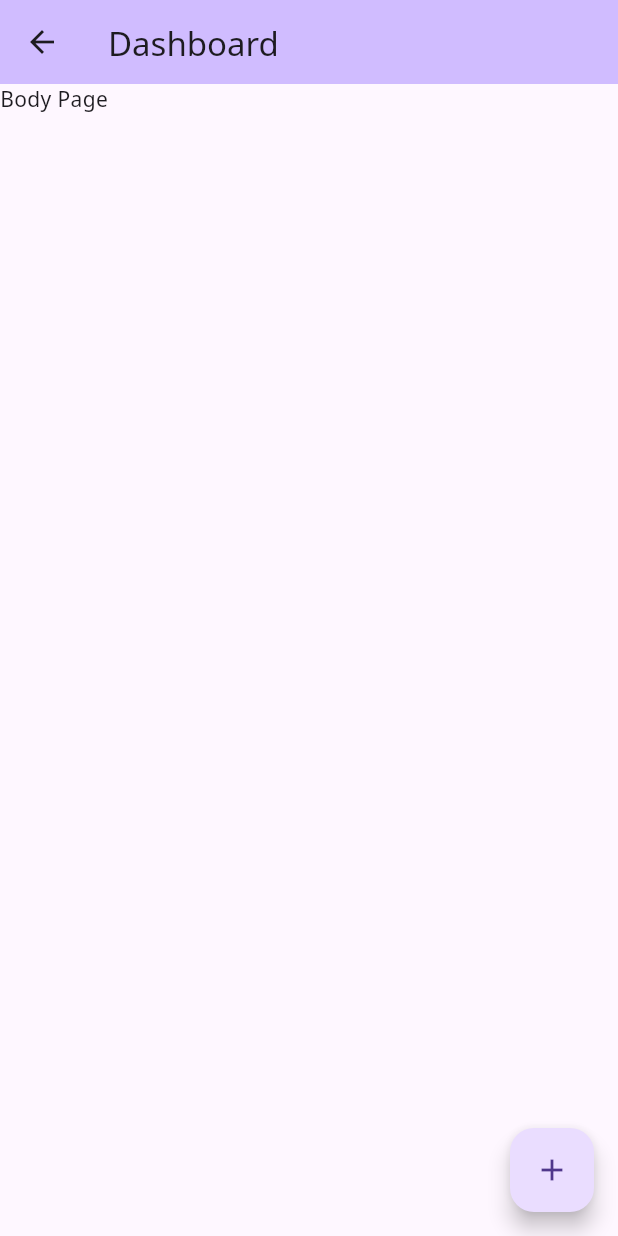
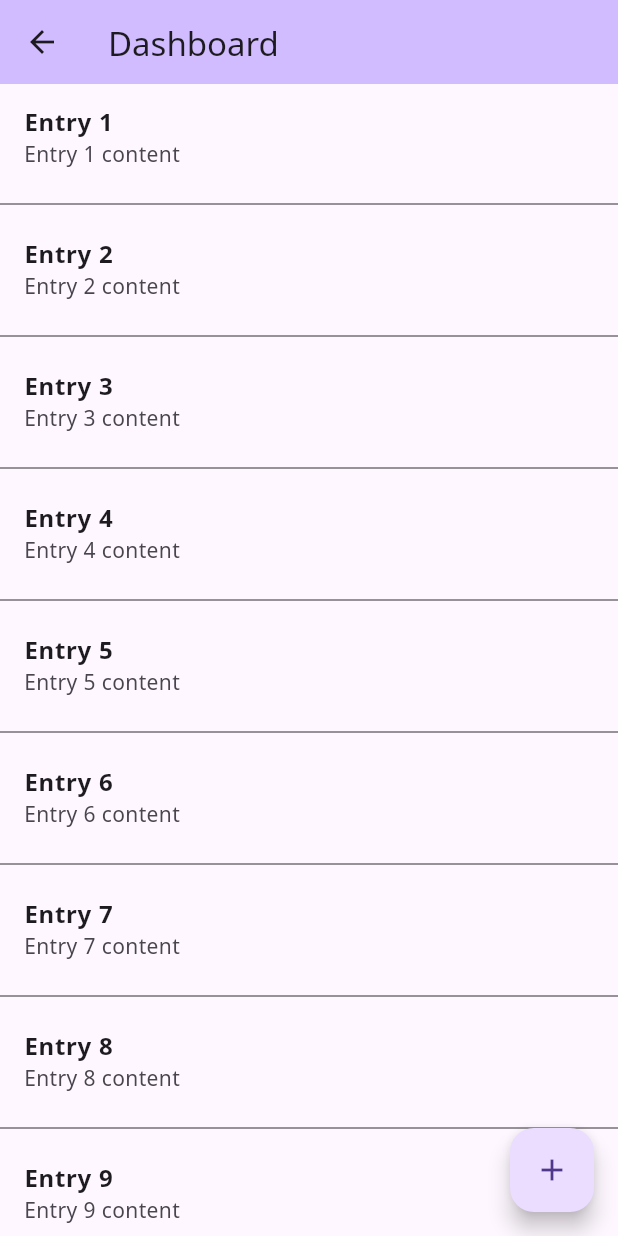
Before and after one commit to nethzsumang/journal_app, a Flutter app: the EntryListPage screen opened by its route, on a phone screen of 412 x 824 dp. Run offline on Flutter 3.47's test engine with Material 3 defaults, Android fonts, the phone set to English and light mode, and no system bars; our stand-ins replace go_router, google_fonts.

Commit message:
wip: dismissible list

```diff
--- /dev/null
+++ b/lib/models/entry_model.dart
@@ -0,0 +1,8 @@
+class EntryModel {
+  final int entryId;
+  final String title;
+  final String content;
+
+  EntryModel(
+      {required this.entryId, required this.title, required this.content});
+}
--- a/lib/view/screens/entry_list_screen.dart
+++ b/lib/view/screens/entry_list_screen.dart
@@ -1,4 +1,6 @@
 import 'package:flutter/material.dart';
+import 'package:journal_app/models/entry_model.dart';
+import 'package:journal_app/view/widgets/headers/h4_text_widget.dart';
 
 class EntryListPage extends StatefulWidget {
   const EntryListPage({super.key, required this.title});
@@ -10,6 +12,22 @@ class EntryListPage extends StatefulWidget {
 }
 
 class _EntryListPageState extends State<EntryListPage> {
+  final ScrollController _scrollController = ScrollController();
+  final sampleEntries = [
+    EntryModel(entryId: 1, title: 'Entry 1', content: 'Entry 1 content'),
+    EntryModel(entryId: 2, title: 'Entry 2', content: 'Entry 2 content'),
+    EntryModel(entryId: 3, title: 'Entry 3', content: 'Entry 3 content'),
+    EntryModel(entryId: 4, title: 'Entry 4', content: 'Entry 4 content'),
+    EntryModel(entryId: 5, title: 'Entry 5', content: 'Entry 5 content'),
+    EntryModel(entryId: 6, title: 'Entry 6', content: 'Entry 6 content'),
+    EntryModel(entryId: 7, title: 'Entry 7', content: 'Entry 7 content'),
+    EntryModel(entryId: 8, title: 'Entry 8', content: 'Entry 8 content'),
+    EntryModel(entryId: 9, title: 'Entry 9', content: 'Entry 9 content'),
+    EntryModel(entryId: 10, title: 'Entry 10', content: 'Entry 10 content'),
+    EntryModel(entryId: 11, title: 'Entry 11', content: 'Entry 11 content'),
+    EntryModel(entryId: 12, title: 'Entry 12', content: 'Entry 12 content'),
+  ];
+
   @override
   Widget build(BuildContext context) {
     return Scaffold(
@@ -17,7 +35,50 @@ class _EntryListPageState extends State<EntryListPage> {
         backgroundColor: Theme.of(context).colorScheme.inversePrimary,
         title: Text(widget.title),
       ),
-      body: const Text('Body Page'),
+      body: Center(
+        child: Scrollbar(
+          controller: _scrollController,
+          child: ListView.builder(
+            itemCount: sampleEntries.length,
+            controller: _scrollController,
+            itemBuilder: (context, index) {
+              final entry = sampleEntries[index];
+              return Column(
+                children: [
+                  Dismissible(
+                    key: Key(entry.entryId.toString()),
+                    background: Container(
+                      color: Colors.white,
+                      child: const Align(
+                        alignment: Alignment.centerLeft,
+                        child: Padding(
+                          padding: EdgeInsets.only(left: 16),
+                          child: Icon(Icons.pin),
+                        ),
+                      ),
+                    ),
+                    secondaryBackground: Container(
+                      color: Colors.white,
+                      child: const Align(
+                        alignment: Alignment.centerRight,
+                        child: Padding(
+                          padding: EdgeInsets.only(left: 16),
+                          child: Icon(Icons.delete),
+                        ),
+                      ),
+                    ),
+                    child: ListTile(
+                      title: H4TextWidget(text: entry.title),
+                      subtitle: Text(entry.content),
+                    ),
+                  ),
+                  const Divider(color: Colors.black54)
+                ],
+              );
+            },
+          ),
+        ),
+      ),
       floatingActionButton: FloatingActionButton(
           onPressed: () => {}, child: const Icon(Icons.add)),
     );
```
